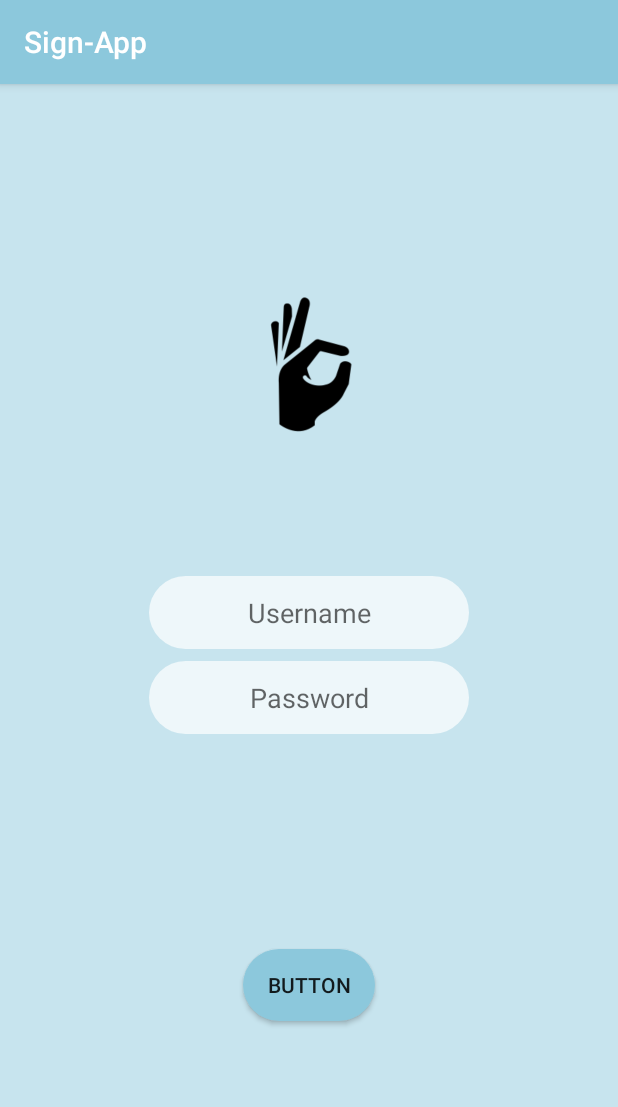
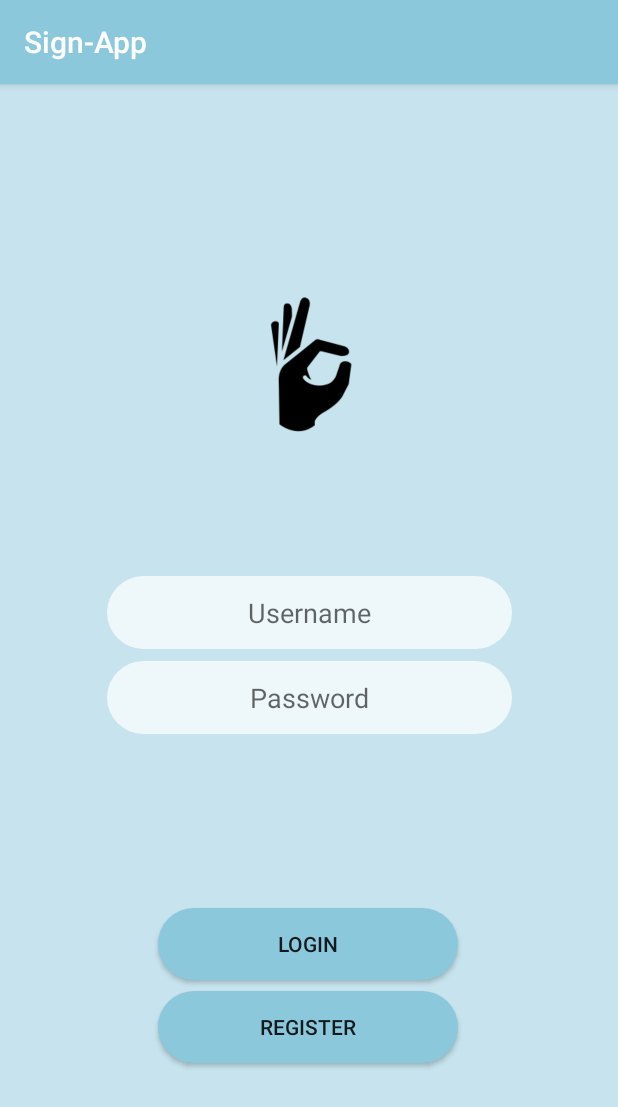
Before and after one commit to indigu/Final-Year-Project, an Android app: the screen it shows after launch (LoginActivity), on a phone screen of 412 x 824 dp. Shown: the top 1107 px of the screen. Run offline under Robolectric (Android 15) with nearby library versions, the phone set to English and light mode, and no system bars; our stand-ins replace Firebase (no records; nobody signed in at launch, a user with empty details on screens opened directly).

Commit message:
Register Button
Added Register button (i forgot it when making login page woops)

```diff
--- a/SignApp/app/src/main/java/com/example/sign_app/Activities/LoginActivity.java
+++ b/SignApp/app/src/main/java/com/example/sign_app/Activities/LoginActivity.java
@@ -7,6 +7,7 @@ import android.os.Bundle;
 import android.view.View;
 import android.widget.Button;
 import android.widget.EditText;
+import android.widget.ImageView;
 import android.widget.ProgressBar;
 import android.widget.Toast;
 
@@ -15,6 +16,7 @@ import com.google.android.gms.tasks.OnCompleteListener;
 import com.google.android.gms.tasks.Task;
 import com.google.firebase.auth.AuthResult;
 import com.google.firebase.auth.FirebaseAuth;
+import com.google.firebase.auth.FirebaseUser;
 
 public class LoginActivity extends AppCompatActivity {
 
@@ -23,6 +25,7 @@ public class LoginActivity extends AppCompatActivity {
     private ProgressBar loginProgress;
     private FirebaseAuth loginAuth;
     private Intent HomeActivity;
+    private Button btnReg;
 
 
     @Override
@@ -36,6 +39,16 @@ public class LoginActivity extends AppCompatActivity {
         loginProgress = findViewById(R.id.loginProgressBar);
         loginAuth = FirebaseAuth.getInstance();
         HomeActivity = new Intent(this, com.example.sign_app.Activities.HomeActivity.class);
+
+        btnReg = findViewById(R.id.registerBtn);
+        btnReg.setOnClickListener(new View.OnClickListener() {
+            @Override
+            public void onClick(View v) {
+                Intent registerActivity = new Intent(getApplicationContext(),RegisterActivity.class);
+                startActivity(registerActivity);
+                finish();
+            }
+        });
 
         loginProgress.setVisibility(View.INVISIBLE);
         btnLogin.setOnClickListener(new View.OnClickListener() {
@@ -87,4 +100,16 @@ public class LoginActivity extends AppCompatActivity {
     private void showMessage(String s) {
         Toast.makeText(getApplicationContext(),s, Toast.LENGTH_SHORT).show();
     }
+
+    @Override
+    protected void onStart() {
+        super.onStart();
+        FirebaseUser user = loginAuth.getCurrentUser();
+
+        if(user != null){
+            updateUI();
+
+        }
+
+    }
 }
--- a/SignApp/app/src/main/res/layout/activity_login.xml
+++ b/SignApp/app/src/main/res/layout/activity_login.xml
@@ -23,49 +23,48 @@
         app:srcCompat="@drawable/logo" />
 
     <EditText
-        android:textAlignment="center"
-        android:background="@drawable/register_text_style"
         android:id="@+id/loginMail"
-        android:layout_width="wrap_content"
+        android:layout_width="270dp"
         android:layout_height="wrap_content"
         android:layout_marginStart="8dp"
         android:layout_marginEnd="8dp"
         android:layout_marginBottom="8dp"
+        android:background="@drawable/register_text_style"
         android:ems="10"
         android:hint="Username"
         android:inputType="textPersonName"
+        android:textAlignment="center"
         app:layout_constraintBottom_toTopOf="@+id/halfwayGuideline"
         app:layout_constraintEnd_toEndOf="parent"
         app:layout_constraintStart_toStartOf="parent" />
 
     <EditText
-        android:background="@drawable/register_text_style"
         android:id="@+id/loginPassword"
-        android:layout_width="wrap_content"
+        android:layout_width="270dp"
         android:layout_height="wrap_content"
         android:layout_marginStart="8dp"
         android:layout_marginTop="8dp"
         android:layout_marginEnd="8dp"
+        android:background="@drawable/register_text_style"
         android:ems="10"
+        android:hint="Password"
         android:inputType="textPassword"
         android:textAlignment="center"
-        android:hint="Password"
         app:layout_constraintEnd_toEndOf="parent"
         app:layout_constraintStart_toStartOf="parent"
         app:layout_constraintTop_toBottomOf="@+id/loginMail" />
 
     <Button
-        android:background="@drawable/register_button_style"
         android:id="@+id/loginBtn"
-        android:layout_width="wrap_content"
+        android:layout_width="200dp"
         android:layout_height="wrap_content"
         android:layout_marginStart="8dp"
-        android:layout_marginTop="8dp"
+        android:layout_marginTop="116dp"
         android:layout_marginEnd="8dp"
-        android:layout_marginBottom="8dp"
-        android:text="Button"
-        app:layout_constraintBottom_toBottomOf="parent"
+        android:background="@drawable/register_button_style"
+        android:text="Login"
         app:layout_constraintEnd_toEndOf="parent"
+        app:layout_constraintHorizontal_bias="0.497"
         app:layout_constraintStart_toStartOf="parent"
         app:layout_constraintTop_toBottomOf="@+id/loginPassword" />
 
@@ -86,4 +85,21 @@
         app:layout_constraintStart_toStartOf="@+id/loginBtn"
         app:layout_constraintTop_toTopOf="@+id/loginBtn" />
 
+    <Button
+        android:id="@+id/registerBtn"
+        android:layout_width="200dp"
+        android:layout_height="wrap_content"
+        android:layout_marginStart="8dp"
+        android:layout_marginTop="4dp"
+        android:layout_marginEnd="8dp"
+        android:layout_marginBottom="8dp"
+        android:background="@drawable/register_button_style"
+        android:text="Register"
+        app:layout_constraintBottom_toBottomOf="parent"
+        app:layout_constraintEnd_toEndOf="parent"
+        app:layout_constraintHorizontal_bias="0.497"
+        app:layout_constraintStart_toStartOf="parent"
+        app:layout_constraintTop_toBottomOf="@+id/loginBtn"
+        app:layout_constraintVertical_bias="0.033" />
+
 </android.support.constraint.ConstraintLayout>
```
